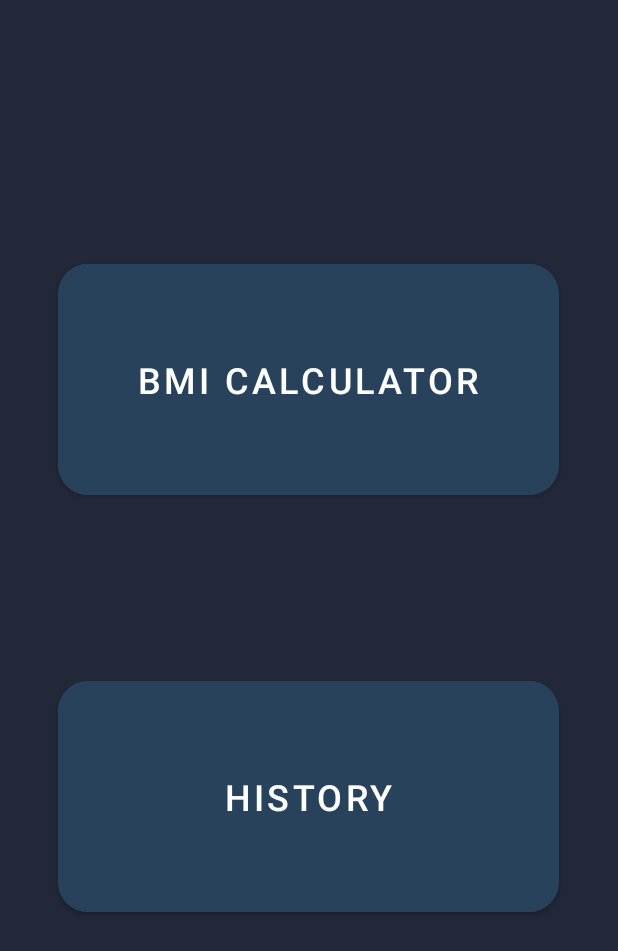
After one commit to Zama-Ndongmo-Divine/BMICalculator, an Android app: the SelectionScreen screen opened directly, with no data from a screen before it, on a phone screen of 412 x 824 dp. The commit adds this screen. Shown: the top 951 px of the screen. Run offline under Robolectric (Android 15) with nearby library versions, the phone set to English and light mode, and no system bars.

Commit message:
changes to the design

```diff
--- a/app/src/main/java/com/example/bmicalculator/LoginActivity.kt
+++ b/app/src/main/java/com/example/bmicalculator/LoginActivity.kt
@@ -32,7 +32,7 @@ class LoginActivity : AppCompatActivity() {
 
                 firebaseAuth.signInWithEmailAndPassword(email, pass).addOnCompleteListener {
                     if (it.isSuccessful) {
-                        val intent = Intent(this, MainActivity::class.java)
+                        val intent = Intent(this, SelectionScreen::class.java)
                         startActivity(intent)
                     } else {
                         Toast.makeText(this, it.exception.toString(), Toast.LENGTH_SHORT).show()
--- /dev/null
+++ b/app/src/main/java/com/example/bmicalculator/SelectionScreen.kt
@@ -0,0 +1,30 @@
+package com.example.bmicalculator
+
+import android.content.Intent
+import androidx.appcompat.app.AppCompatActivity
+import android.os.Bundle
+import android.widget.Button
+
+class SelectionScreen : AppCompatActivity() {
+
+    private lateinit var BMIC: Button
+    private lateinit var Hist: Button
+
+    override fun onCreate(savedInstanceState: Bundle?) {
+        super.onCreate(savedInstanceState)
+        setContentView(R.layout.activity_selection_screen)
+
+        BMIC = findViewById(R.id.BMICalc)
+        Hist = findViewById(R.id.Hist)
+
+        BMIC.setOnClickListener {
+            val intent = Intent(this, MainActivity::class.java)
+            startActivity(intent)
+        }
+
+        Hist.setOnClickListener {
+            val intent = Intent(this, ResultsActivity::class.java)
+            startActivity(intent)
+        }
+    }
+}
--- a/app/src/main/res/layout/activity_main.xml
+++ b/app/src/main/res/layout/activity_main.xml
@@ -231,6 +231,7 @@
             android:ems="10"
             android:hint="Enter Your Name"
             android:inputType="textPersonName"
+            android:textColor="@color/white"
             android:textColorHint="@color/white" />
     </androidx.cardview.widget.CardView>
 
--- /dev/null
+++ b/app/src/main/res/layout/activity_selection_screen.xml
@@ -0,0 +1,39 @@
+<?xml version="1.0" encoding="utf-8"?>
+<androidx.constraintlayout.widget.ConstraintLayout xmlns:android="http://schemas.android.com/apk/res/android"
+    xmlns:app="http://schemas.android.com/apk/res-auto"
+    xmlns:tools="http://schemas.android.com/tools"
+    android:layout_width="match_parent"
+    android:layout_height="match_parent"
+    android:background="@color/layout_background"
+    tools:context=".SelectionScreen">
+
+    <Button
+        android:id="@+id/BMICalc"
+        android:layout_width="334dp"
+        android:layout_height="166dp"
+        android:backgroundTint="@color/card_background"
+        android:text="BMI Calculator"
+        android:textSize="24sp"
+        app:cornerRadius="20dp"
+        app:layout_constraintBottom_toBottomOf="parent"
+        app:layout_constraintEnd_toEndOf="parent"
+        app:layout_constraintHorizontal_bias="0.493"
+        app:layout_constraintStart_toStartOf="parent"
+        app:layout_constraintTop_toTopOf="parent"
+        app:layout_constraintVertical_bias="0.258" />
+
+    <Button
+        android:id="@+id/Hist"
+        android:layout_width="334dp"
+        android:layout_height="166dp"
+        android:backgroundTint="@color/card_background"
+        android:text="History"
+        android:textSize="24sp"
+        app:cornerRadius="20dp"
+        app:layout_constraintBottom_toBottomOf="parent"
+        app:layout_constraintEnd_toEndOf="parent"
+        app:layout_constraintHorizontal_bias="0.493"
+        app:layout_constraintStart_toStartOf="parent"
+        app:layout_constraintTop_toTopOf="parent"
+        app:layout_constraintVertical_bias="0.681" />
+</androidx.constraintlayout.widget.ConstraintLayout>
```
Also changed, not shown: app/src/main/AndroidManifest.xml (+15 -0 lines), app/src/main/java/com/example/bmicalculator/ResultsActivity.kt (added, +11 -0 lines), app/src/main/res/layout/activity_results.xml (added, +9 -0 lines).
